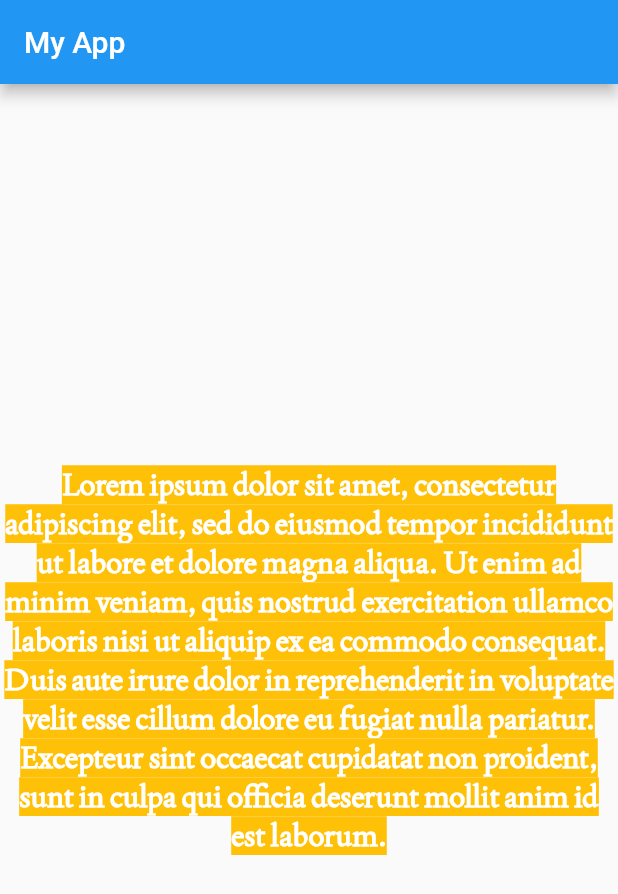
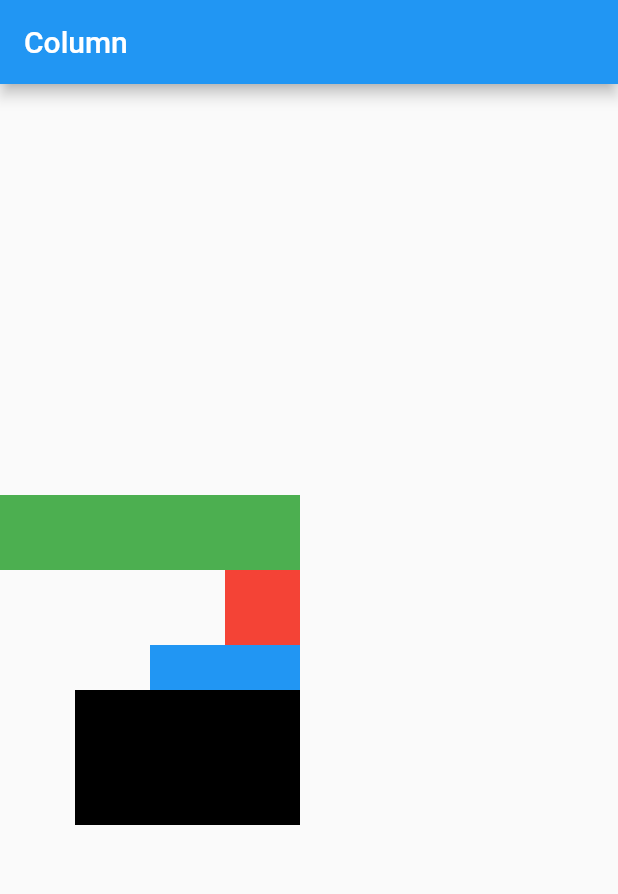
Before and after one commit to adamfahmil96/latihan-flutter, a Flutter app: the screen it shows after launch, on a phone screen of 412 x 824 dp. Shown: the top 894 px of the screen. Run offline on Flutter 3.47's test engine with Material 2 defaults, Android fonts, the phone set to English and light mode, and no system bars.

Commit message:
Learn Column, Row, and Stack for widget

```diff
--- a/flutter_application_1/lib/main.dart
+++ b/flutter_application_1/lib/main.dart
@@ -8,21 +8,33 @@ class MyApp extends StatelessWidget {
   @override
   Widget build(BuildContext context) {
     return MaterialApp(
-      debugShowCheckedModeBanner: false,
-      // theme: new ThemeData(scaffoldBackgroundColor: Colors.green),
       home: Scaffold(
-        body: const Center(
-            child: Text(
-          'Lorem ipsum dolor sit amet, consectetur adipiscing elit, sed do eiusmod tempor incididunt ut labore et dolore magna aliqua. Ut enim ad minim veniam, quis nostrud exercitation ullamco laboris nisi ut aliquip ex ea commodo consequat. Duis aute irure dolor in reprehenderit in voluptate velit esse cillum dolore eu fugiat nulla pariatur. Excepteur sint occaecat cupidatat non proident, sunt in culpa qui officia deserunt mollit anim id est laborum.',
-          textAlign: TextAlign.center,
-          style: TextStyle(
-              backgroundColor: Colors.amber,
-              color: Colors.white,
-              fontSize: 20,
-              fontWeight: FontWeight.bold,
-              fontFamily: 'Joan'),
-        )),
-        appBar: AppBar(title: const Text('My App')),
+        appBar: AppBar(title: Text('Column')),
+        body: Column(
+            mainAxisAlignment: MainAxisAlignment.center,
+            crossAxisAlignment: CrossAxisAlignment.end,
+            children: [
+              Container(
+                width: 200,
+                height: 50,
+                color: Colors.green,
+              ),
+              Container(
+                width: 50,
+                height: 50,
+                color: Colors.red,
+              ),
+              Container(
+                width: 100,
+                height: 30,
+                color: Colors.blue,
+              ),
+              Container(
+                width: 150,
+                height: 90,
+                color: Colors.black,
+              )
+            ]),
       ),
     );
   }
```
